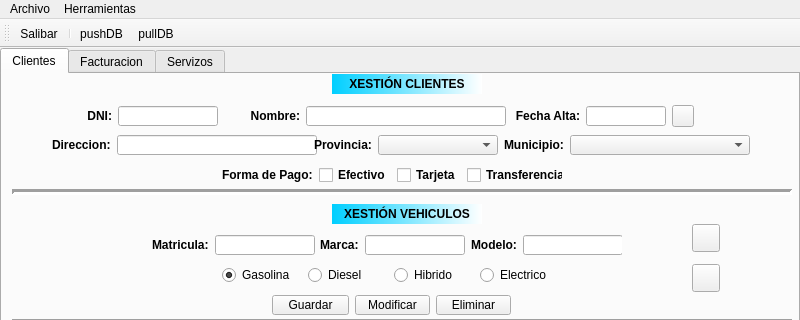
Above: QuintanaRanha/ventMain.ui from Martin-Quintana/Desenvolvemento-de-Interfaces before the change; both pictures show x 0 to 800 and y 0 to 320 of the 800 by 620 pixel window. Below: the same form after it.
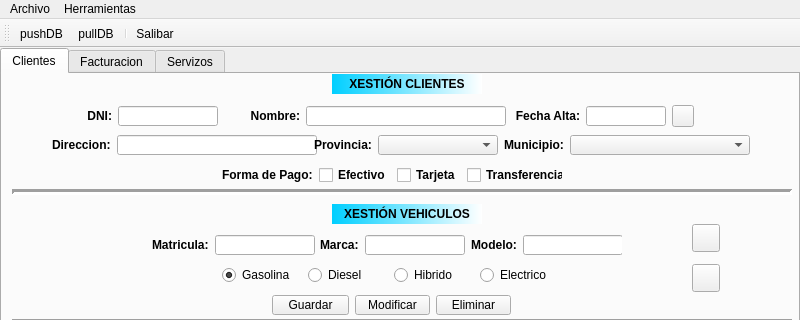
That is the form after the change. Icons and pictures are not drawn.

```diff
--- a/QuintanaRanha/ventMain.ui
+++ b/QuintanaRanha/ventMain.ui
@@ -1011,10 +1011,10 @@
    <attribute name="toolBarBreak">
     <bool>false</bool>
    </attribute>
-   <addaction name="actionSalibar"/>
-   <addaction name="separator"/>
    <addaction name="actionpushDB"/>
    <addaction name="actionpullDB"/>
+   <addaction name="separator"/>
+   <addaction name="actionSalibar"/>
   </widget>
   <action name="actionSalir">
    <property name="text">
```
Left out of the diff: 5 changed lines with no effect on the pictures.
